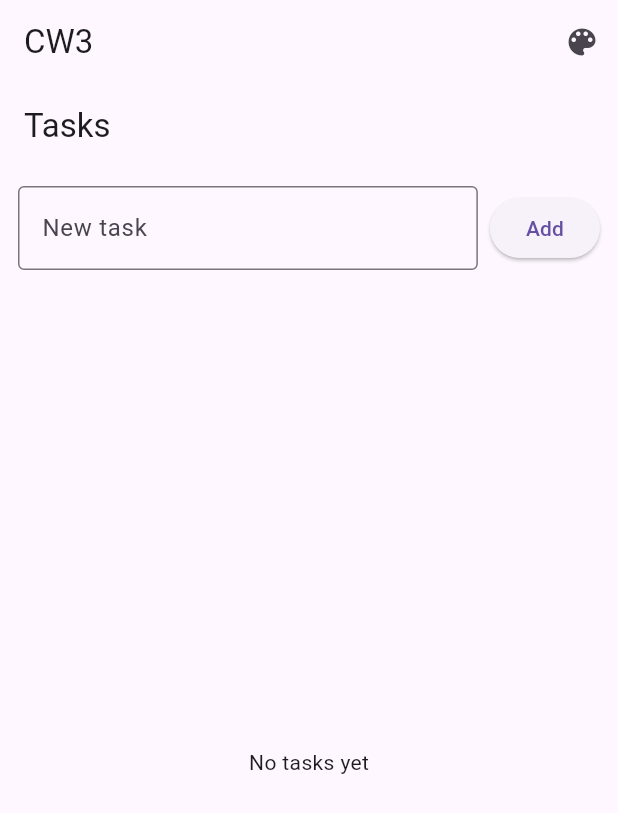
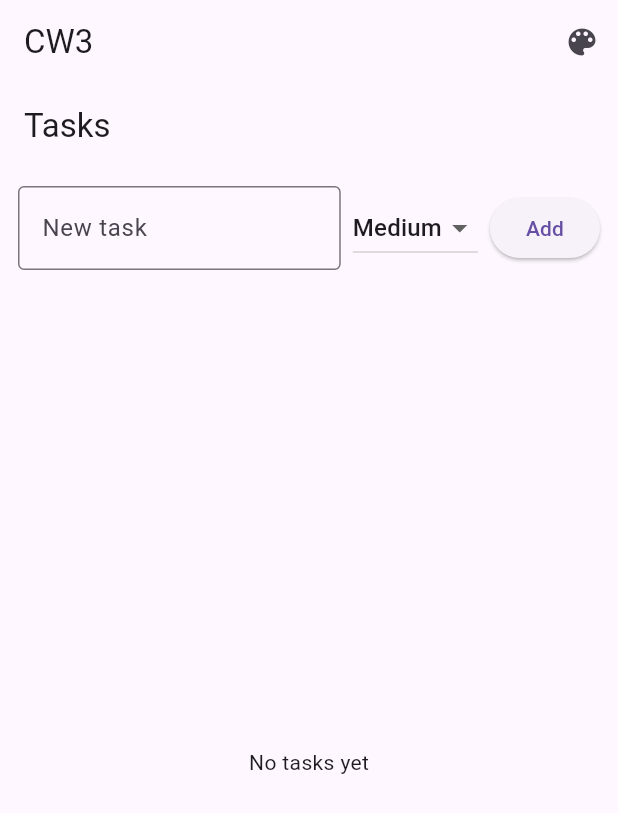
Before and after one commit to itachiispapi/tasks, a Flutter app: the screen it shows after launch, after a tap on "Add", on a phone screen of 412 x 824 dp. Shown: the top 813 px of the screen. Run offline on Flutter 3.47's test engine with Material 3 defaults, Android fonts, the phone set to English and light mode, and no system bars; our stand-ins replace shared_preferences.

Commit message:
added priority selector + sorting and adjusted display

```diff
--- a/lib/task_list_screen.dart
+++ b/lib/task_list_screen.dart
@@ -5,7 +5,6 @@ import 'task.dart';
 
 class TaskListScreen extends StatefulWidget {
   const TaskListScreen({super.key});
-
   @override
   State<TaskListScreen> createState() => _TaskListScreenState();
 }
@@ -24,10 +23,22 @@ class _TaskListScreenState extends State<TaskListScreen> {
 
   Future<void> _load() async {
     final loaded = await LocalStore.loadTasks();
-    setState(() => _tasks = loaded);
+    setState(() {
+      _tasks = _sorted(loaded);
+    });
   }
 
   Future<void> _save() async => LocalStore.saveTasks(_tasks);
+
+  List<Task> _sorted(List<Task> list) {
+    int rank(Priority p) => switch (p) { Priority.high => 0, Priority.medium => 1, Priority.low => 2 };
+    final sorted = [...list]..sort((a, b) {
+        final byPriority = rank(a.priority).compareTo(rank(b.priority));
+        if (byPriority != 0) return byPriority;
+        return a.name.toLowerCase().compareTo(b.name.toLowerCase());
+      });
+    return sorted;
+  }
 
   void _addTask() {
     final name = _ctrl.text.trim();
@@ -39,6 +50,7 @@ class _TaskListScreenState extends State<TaskListScreen> {
         completed: false,
         priority: _newPriority,
       ));
+      _tasks = _sorted(_tasks);
       _ctrl.clear();
       _newPriority = Priority.medium;
     });
@@ -48,6 +60,7 @@ class _TaskListScreenState extends State<TaskListScreen> {
   void _toggleComplete(Task t, bool v) {
     setState(() {
       t.completed = v;
+      _tasks = _sorted(_tasks);
     });
     _save();
   }
@@ -57,6 +70,19 @@ class _TaskListScreenState extends State<TaskListScreen> {
       _tasks.removeWhere((x) => x.id == t.id);
     });
     _save();
+  }
+
+  void _changePriority(Task t, Priority p) {
+    setState(() {
+      t.priority = p;
+      _tasks = _sorted(_tasks);
+    });
+    _save();
+  }
+
+  Widget _priorityChip(Priority p) {
+    final label = switch (p) { Priority.high => 'High', Priority.medium => 'Medium', Priority.low => 'Low' };
+    return Chip(label: Text(label));
   }
 
   @override
@@ -80,10 +106,17 @@ class _TaskListScreenState extends State<TaskListScreen> {
                   ),
                 ),
                 const SizedBox(width: 8),
-                ElevatedButton(
-                  onPressed: _addTask,
-                  child: const Text('Add'),
+                DropdownButton<Priority>(
+                  value: _newPriority,
+                  onChanged: (p) => setState(() => _newPriority = p ?? Priority.medium),
+                  items: const [
+                    DropdownMenuItem(value: Priority.high, child: Text('High')),
+                    DropdownMenuItem(value: Priority.medium, child: Text('Medium')),
+                    DropdownMenuItem(value: Priority.low, child: Text('Low')),
+                  ],
                 ),
+                const SizedBox(width: 8),
+                ElevatedButton(onPressed: _addTask, child: const Text('Add')),
               ],
             ),
           ),
@@ -106,9 +139,25 @@ class _TaskListScreenState extends State<TaskListScreen> {
                               ? const TextStyle(decoration: TextDecoration.lineThrough)
                               : null,
                         ),
-                        trailing: IconButton(
-                          icon: const Icon(Icons.delete_outline),
-                          onPressed: () => _deleteTask(t),
+                        subtitle: _priorityChip(t.priority),
+                        trailing: Row(
+                          mainAxisSize: MainAxisSize.min,
+                          children: [
+                            PopupMenuButton<Priority>(
+                              tooltip: 'Change priority',
+                              onSelected: (p) => _changePriority(t, p),
+                              itemBuilder: (c) => const [
+                                PopupMenuItem(value: Priority.high, child: Text('High')),
+                                PopupMenuItem(value: Priority.medium, child: Text('Medium')),
+                                PopupMenuItem(value: Priority.low, child: Text('Low')),
+                              ],
+                              child: const Icon(Icons.flag),
+                            ),
+                            IconButton(
+                              icon: const Icon(Icons.delete_outline),
+                              onPressed: () => _deleteTask(t),
+                            ),
+                          ],
                         ),
                       );
                     },
```
